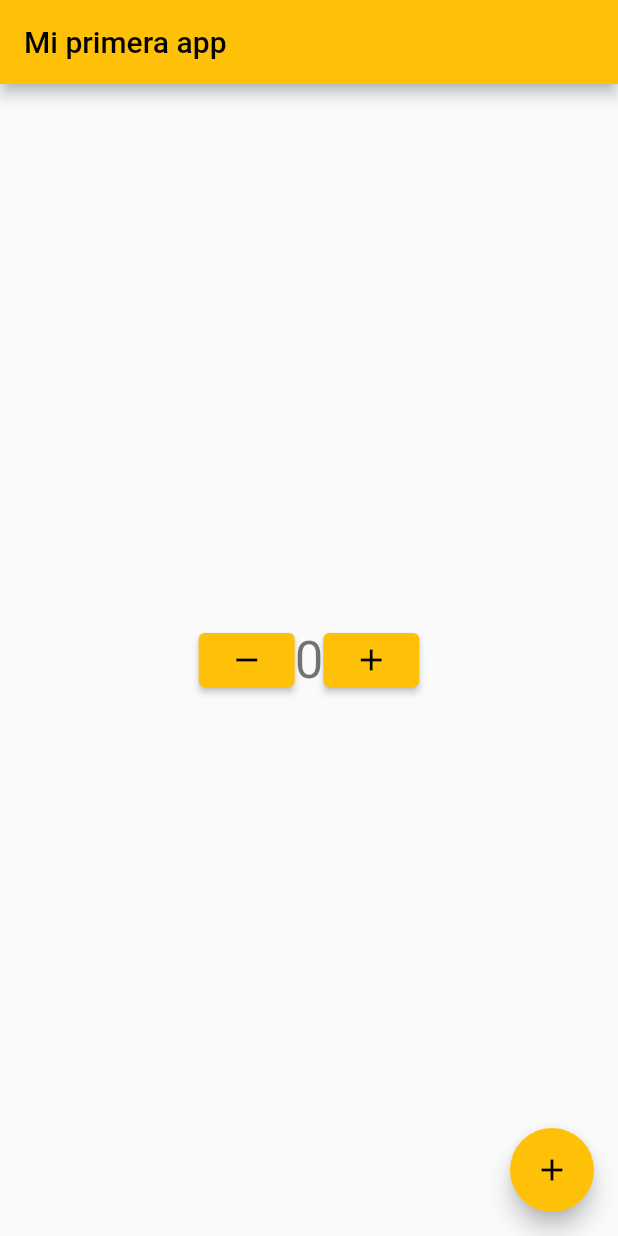
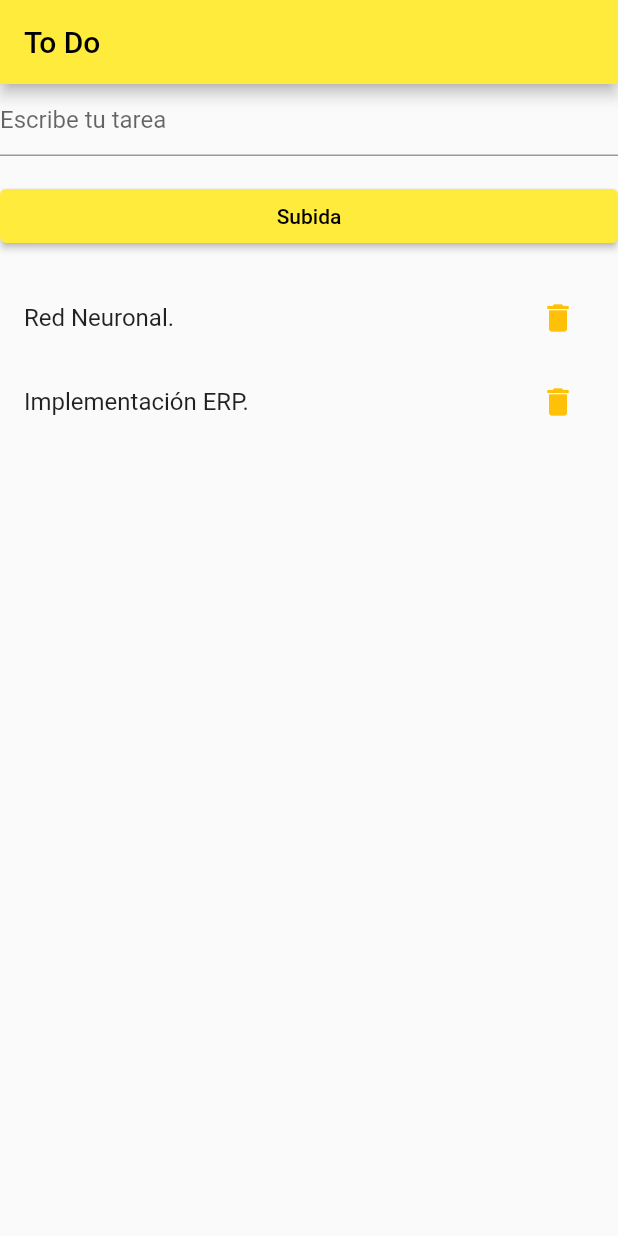
Before and after one commit to AlonsoPrez01/FirstFlutter, a Flutter app: the screen it shows after launch, on a phone screen of 412 x 824 dp. Run offline on Flutter 3.47's test engine with Material 2 defaults, Android fonts, the phone set to English and light mode, and no system bars.

Commit message:
Second Commit

```diff
--- a/lib/examples/todo/my_app_todo.dart
+++ b/lib/examples/todo/my_app_todo.dart
@@ -0,0 +1,89 @@
+import 'package:flutter/material.dart';
+import 'todo_page.dart';
+
+class MyAppTodo extends StatelessWidget {
+  const MyAppTodo({super.key});
+
+  static const String _titulo = 'To Do';
+
+  @override
+  Widget build(BuildContext context) {
+    return MaterialApp(
+      title: _titulo,
+      theme: new ThemeData(primarySwatch: Colors.yellow),
+      home: Scaffold(
+        appBar: AppBar(title: const Text(_titulo)),
+        body: const MyStatefulWidget(),
+      ),
+    );
+  }
+}
+
+class MyStatefulWidget extends StatefulWidget {
+  const MyStatefulWidget({super.key});
+
+  @override
+  State<MyStatefulWidget> createState() => _MyStatefulWidgetState();
+}
+
+class _MyStatefulWidgetState extends State<MyStatefulWidget> {
+  final GlobalKey<FormState> _formKey = GlobalKey<FormState>();
+
+  String actualTask = "";
+
+  @override
+  Widget build(BuildContext context) {
+    return Form(
+      key: _formKey,
+      child: ListView(
+        children: <Widget>[
+          TextFormField(
+            decoration: const InputDecoration(
+              hintText: 'Escribe tu tarea',
+            ),
+            validator: (String? value) {
+              if (value == null || value.isEmpty) {
+                return 'Por favor escribe la terea faltante';
+              }
+              actualTask = value;
+              return null;
+            },
+          ),
+          Padding(
+            padding: const EdgeInsets.symmetric(vertical: 16.0),
+            child: ElevatedButton(
+              onPressed: () {
+                if (_formKey.currentState!.validate()) {
+                  task.add(new ToDo(task: actualTask));
+                  setState(() {});
+                }
+              },
+              child: const Text('Subida'),
+            ),
+          ),
+          ListBody(
+            children: task.map(_buildItem).toList(),
+          ),
+        ],
+      ),
+    );
+  }
+
+  Widget _buildItem(ToDo toDo) {
+    return new ListTile(
+      title: new Text(toDo.task),
+      //leading: new Icon(Icons.assignment_turned_in_outlined),
+      trailing: new IconButton(onPressed: (){
+        task.remove(toDo);
+        setState(() {});
+      },
+        icon: Icon(Icons.delete),
+        color: Colors.amber,
+      ),
+      onTap: () {
+        print(toDo.task);
+      },
+    );
+  }
+
+}
--- a/lib/examples/todo/todo_page.dart
+++ b/lib/examples/todo/todo_page.dart
@@ -0,0 +1,14 @@
+import 'package:flutter/widgets.dart';
+
+class ToDo {
+  final String task;
+
+  const ToDo({
+    required this.task
+  });
+}
+
+final task = [
+  new ToDo(task: 'Red Neuronal.'),
+  new ToDo(task: 'Implementación ERP.'),
+];
--- a/lib/main.dart
+++ b/lib/main.dart
@@ -1,6 +1,7 @@
 import 'package:flutter/material.dart';
+import 'package:myapp/examples/todo/my_app_todo.dart';
 import 'examples/counter/MyAppCounter.dart';
 
 void main() {
-  runApp(const MyAppCounter());
+  runApp(const MyAppTodo());
 }
```
Also changed, not shown: 1 other file.
